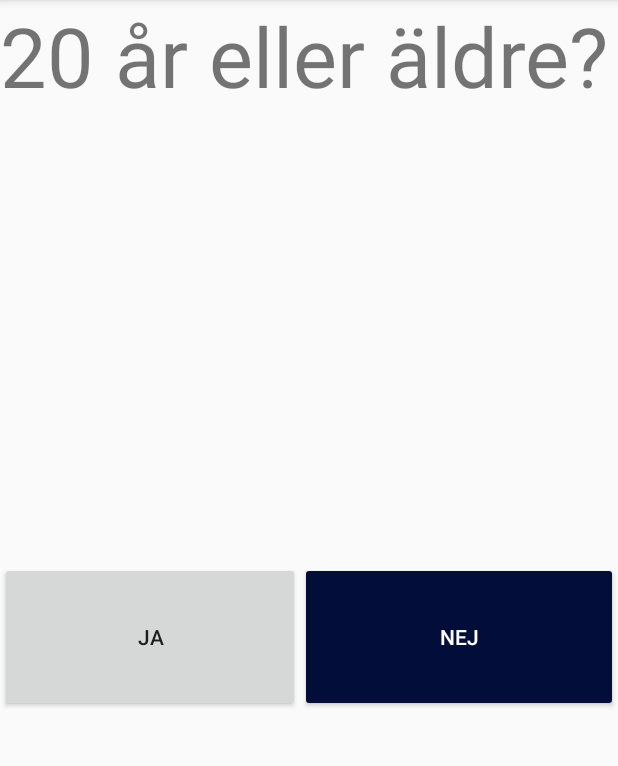
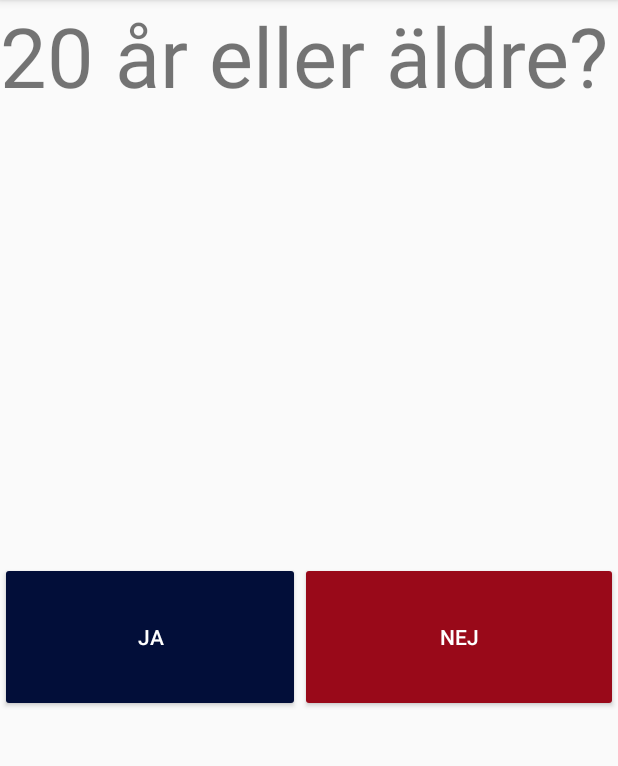
Before and after one commit to arvidkrafft/SystemetApp, an Android app: the screen it shows after launch (ButtonActivity), on a phone screen of 412 x 824 dp, the part 84-850 px from its top. Run offline under Robolectric (Android 15) with nearby library versions, the phone set to English and light mode, and no system bars; our stand-ins replace Volley.

Commit message:
mer färgläggning av knapp

```diff
--- a/app/src/main/res/layout/activity_button.xml
+++ b/app/src/main/res/layout/activity_button.xml
@@ -21,7 +21,8 @@
         android:layout_marginStart="0dp"
         android:layout_marginBottom="293dp"
         android:onClick="onButtonClickYes"
-        android:text="@string/ja" />
+        android:text="@string/ja"
+        android:theme="@style/NavyBtn"/>
 
 
     <Button
@@ -33,5 +34,5 @@
         android:layout_toEndOf="@+id/Ja"
         android:layout_alignParentEnd="true"
         android:onClick="onButtonClickNo"
-        android:theme="@style/NavyBtn"/>
+        android:theme="@style/RedBtn"/>
 </RelativeLayout>
--- a/app/src/main/res/values/styles.xml
+++ b/app/src/main/res/values/styles.xml
@@ -22,4 +22,10 @@
         <item name="android:textColor">#FFFFFF</item>
     </style>
 
+    <style name="RedBtn" parent="Theme.AppCompat.Light">
+        <item name="colorButtonNormal">#990919</item>
+        <item name="android:textColor">#FFFFFF</item>
+    </style>
+
+
 </resources>
```
